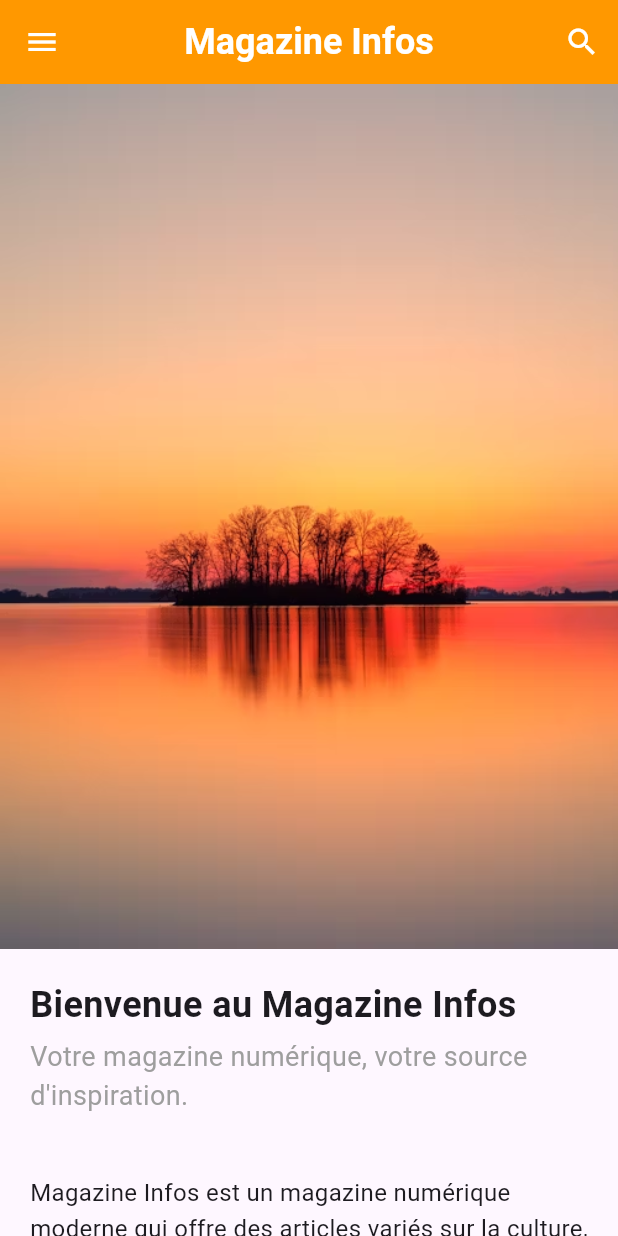
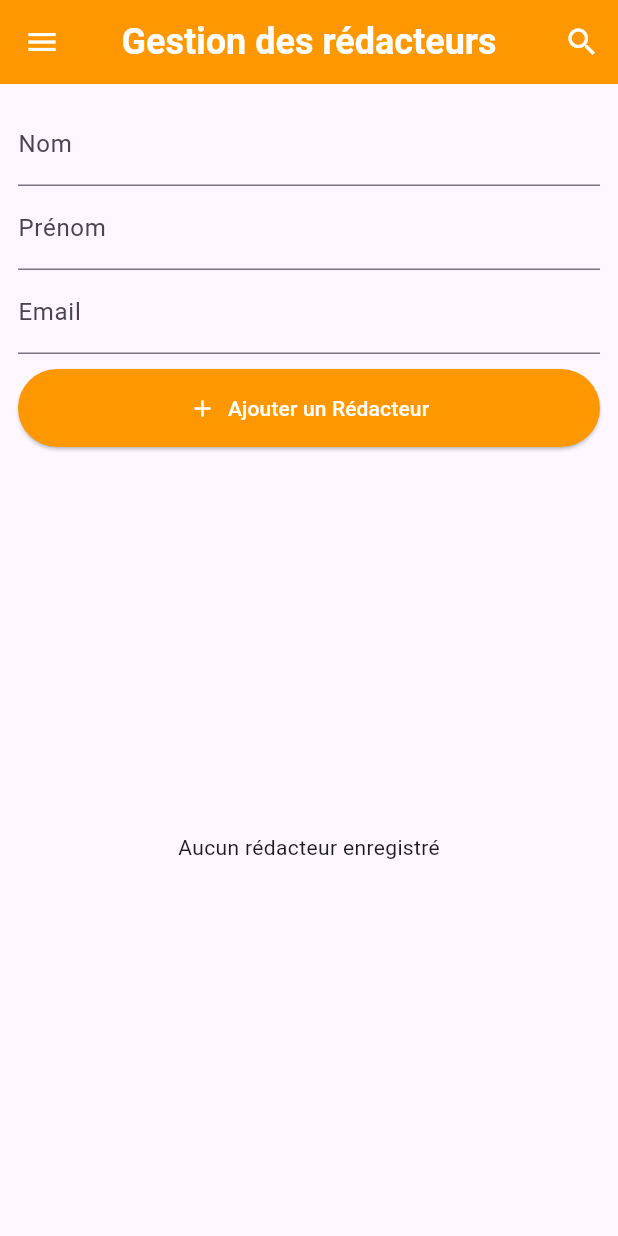
Before and after one commit to Tchoutouo/MobDevActivity, a Flutter app: the screen it shows after launch, on a phone screen of 412 x 824 dp. Run offline on Flutter 3.47's test engine with Material 3 defaults, Android fonts, the phone set to English and light mode, and no system bars; our stand-ins replace sqflite; accounts and stored records are empty.

Commit message:
activité semaine 5

```diff
--- a/lib/main.dart
+++ b/lib/main.dart
@@ -1,30 +1,21 @@
 import 'package:flutter/material.dart';
+import 'database_manager.dart';
+import 'modele/Redacteur.dart';
 
 void main() {
-  runApp(const MonAppli());
+  runApp(const MonApplication());
 }
 
-class MonAppli extends StatelessWidget {
-  const MonAppli({super.key});
+class MonApplication extends StatelessWidget {
+  const MonApplication({super.key});
 
   @override
   Widget build(BuildContext context) {
     return MaterialApp(
-      title: 'Magazine',
-      home: PageAccueil(),
-      debugShowCheckedModeBanner: false,
-    );
-  }
-}
-
-class PageAccueil extends StatelessWidget {
-  const PageAccueil({super.key});
-
-  @override
-  Widget build(BuildContext context) {
-    return Scaffold(
-      appBar: AppBar(
-        title: const Text('Magazine Infos',
+      title: 'Gestion des rédacteurs',
+      home: Scaffold(
+        appBar: AppBar(
+          title: const Text('Gestion des rédacteurs',
           style: TextStyle(
             fontFamily: 'Roboto',
             fontSize: 24,
@@ -44,148 +35,193 @@ class PageAccueil extends StatelessWidget {
             onPressed: () {},
           ),
         ],
+        ),
+        body: const RedacteurInterface(),
       ),
-      body: const SingleChildScrollView(
-        child: Column(
-          crossAxisAlignment: CrossAxisAlignment.start,
-          children: [
-            Image(
-              image: AssetImage('assets/images/magazineInfo.png'),
-              fit: BoxFit.cover,
-              width: double.infinity,
-            ),
-            PartieTitre(),
-            PartieTexte(),
-            PartieIcone(),
-            PartieRubrique(),
-          ],
-        ),
-      ),
+      debugShowCheckedModeBanner: false,
     );
   }
 }
 
-class PartieTitre extends StatelessWidget {
-  const PartieTitre({super.key});
+class RedacteurInterface extends StatefulWidget {
+  const RedacteurInterface({super.key});
 
   @override
-  Widget build(BuildContext context) {
-    return Container(
-      width: double.infinity,
-      padding: const EdgeInsets.all(20),
-      child: Column(
-        crossAxisAlignment: CrossAxisAlignment.start,
-        children: [
-          Text(
-            "Bienvenue au Magazine Infos",
-            style: TextStyle(fontSize: 24, fontWeight: FontWeight.bold),
+  State<RedacteurInterface> createState() => _RedacteurInterfaceState();
+}
+
+class _RedacteurInterfaceState extends State<RedacteurInterface> {
+  final _nomController = TextEditingController();
+  final _prenomController = TextEditingController();
+  final _emailController = TextEditingController();
+
+  List<Redacteur> redacteurs = [];
+
+  @override
+  void initState() {
+    super.initState();
+    _loadRedacteurs();
+  }
+
+  /// Charger tous les rédacteurs depuis la base
+  Future<void> _loadRedacteurs() async {
+    final data = await DatabaseManager.instance.getAllRedacteurs();
+    setState(() {
+      redacteurs = data;
+    });
+  }
+
+  /// Ajouter un rédacteur
+  Future<void> _addRedacteur() async {
+    if (_nomController.text.isEmpty ||
+        _prenomController.text.isEmpty ||
+        _emailController.text.isEmpty) {
+      return;
+    }
+
+    final redacteur = Redacteur(
+      nom: _nomController.text,
+      prenom: _prenomController.text,
+      email: _emailController.text,
+    );
+
+    await DatabaseManager.instance.insertRedacteur(redacteur);
+
+    _nomController.clear();
+    _prenomController.clear();
+    _emailController.clear();
+
+    _loadRedacteurs();
+  }
+
+  /// Modifier un rédacteur
+  Future<void> _editRedacteur(Redacteur redacteur) async {
+    final nomController = TextEditingController(text: redacteur.nom);
+    final prenomController = TextEditingController(text: redacteur.prenom);
+    final emailController = TextEditingController(text: redacteur.email);
+
+    await showDialog(
+      context: context,
+      builder: (ctx) => AlertDialog(
+        title: const Text("Modifier Rédacteur"),
+        content: Column(
+          mainAxisSize: MainAxisSize.min,
+          children: [
+            TextField(controller: nomController, decoration: const InputDecoration(labelText: "Nouveau Nom"), style: TextStyle(color: Colors.blue),),
+            TextField(controller: prenomController, decoration: const InputDecoration(labelText: "Nouveau Prénom"), style: TextStyle(color: Colors.blue),),
+            TextField(controller: emailController, decoration: const InputDecoration(labelText: "Nouveau Email"), style: TextStyle(color: Colors.blue),),
+          ],
+        ),
+        actions: [
+          TextButton(
+            child: const Text("Annuler", style: TextStyle(color: Colors.blue)),
+            onPressed: () => Navigator.pop(ctx),
           ),
-          SizedBox(height: 5),
-          Text(
-            "Votre magazine numérique, votre source d'inspiration.",
-            style: TextStyle(fontSize: 18, color: Colors.grey),
-          ),
+          ElevatedButton(
+            child: const Text("Enregistrer", style: TextStyle(color: Colors.blue)),
+            onPressed: () async {
+              final updated = Redacteur(
+                id: redacteur.id,
+                nom: nomController.text,
+                prenom: prenomController.text,
+                email: emailController.text,
+              );
+
+              await DatabaseManager.instance.updateRedacteur(updated);
+
+              Navigator.pop(ctx);
+              _loadRedacteurs();
+            },
+          )
         ],
       ),
     );
   }
-}
 
-
-class PartieTexte extends StatelessWidget {
-  const PartieTexte({super.key});
-
-  @override
-  Widget build(BuildContext context) {
-    return Container(
-      padding: const EdgeInsets.all(20),
-      child: const Text(
-        "Magazine Infos est un magazine numérique moderne qui offre "
-        "des articles variés sur la culture, la presse et la mode. "
-        "Son objectif est de donner aux lecteurs un accès simple et "
-        "rapide à des contenus intéressants et enrichissants.",
-        style: TextStyle(fontSize: 16, height: 1.5),
-      ),
-    );
-  }
-}
-
-
-class PartieIcone extends StatelessWidget {
-  const PartieIcone({super.key});
-
-  @override
-  Widget build(BuildContext context) {
-    return Container(
-      padding: const EdgeInsets.only(bottom: 10),
-      child: const Row(
-        mainAxisAlignment: MainAxisAlignment.spaceEvenly,
-        children: [
-          _IconeItem(icon: Icons.phone, label: "TEL"),
-          _IconeItem(icon: Icons.email, label: "MAIL"),
-          _IconeItem(icon: Icons.share, label: "PARTAGE"),
+  /// Supprimer un rédacteur
+  Future<void> _deleteRedacteur(Redacteur redacteur) async {
+    await showDialog(
+      context: context,
+      builder: (ctx) => AlertDialog(
+        title: const Text("Supprimer Rédacteur"),
+        content: Text("Voulez-vous vraiment supprimer ${redacteur.nom} ${redacteur.prenom} ?"),
+        actions: [
+          TextButton(
+            child: const Text("Annuler"),
+            onPressed: () => Navigator.pop(ctx),
+          ),
+          ElevatedButton(
+            style: ElevatedButton.styleFrom(backgroundColor: Colors.red),
+            child: const Text("Supprimer"),
+            onPressed: () async {
+              await DatabaseManager.instance.deleteRedacteur(redacteur.id!);
+              Navigator.pop(ctx);
+              _loadRedacteurs();
+            },
+          )
         ],
       ),
     );
   }
-}
-
-// Widget réutilisable pour chaque icône
-class _IconeItem extends StatelessWidget {
-  final IconData icon;
-  final String label;
-
-  const _IconeItem({required this.icon, required this.label});
 
   @override
   Widget build(BuildContext context) {
-    return Column(
-      children: [
-        Icon(icon, color: Colors.pink, size: 30),
-        const SizedBox(height: 5),
-        Text(
-          label,
-          style: const TextStyle(
-            color: Colors.pink,
-            fontWeight: FontWeight.bold,
-          ),
+    return  Padding(
+        padding: const EdgeInsets.all(12.0),
+        child: Column(
+          children: [
+            TextField(controller: _nomController, decoration: const InputDecoration(labelText: "Nom")),
+            TextField(controller: _prenomController, decoration: const InputDecoration(labelText: "Prénom")),
+            TextField(controller: _emailController, decoration: const InputDecoration(labelText: "Email")),
+            const SizedBox(height: 10),
+
+            SizedBox(
+              width: double.infinity, // largeur max
+              child: ElevatedButton.icon(
+                icon: const Icon(Icons.add, color: Colors.white),
+                style: ButtonStyle(
+                  backgroundColor: MaterialStateProperty.all(Colors.orange),
+                  padding: MaterialStateProperty.all(const EdgeInsets.symmetric(vertical: 16)), // optionnel : augmente la hauteur
+                ),
+                label: const Text(
+                  "Ajouter un Rédacteur",
+                  style: TextStyle(color: Colors.white),
+                ),
+                onPressed: _addRedacteur,
+              ),
+            ),
+            const SizedBox(height: 20),
+            Expanded(
+              child: redacteurs.isEmpty
+                  ? const Center(child: Text("Aucun rédacteur enregistré"))
+                  : ListView.builder(
+                      itemCount: redacteurs.length,
+                      itemBuilder: (context, index) {
+                        final r = redacteurs[index];
+                        return Card(
+                          child: ListTile(
+                            title: Text("${r.nom} ${r.prenom}"),
+                            subtitle: Text(r.email),
+                            trailing: Row(
+                              mainAxisSize: MainAxisSize.min,
+                              children: [
+                                IconButton(
+                                  icon: const Icon(Icons.delete, color: Colors.red),
+                                  onPressed: () => _deleteRedacteur(r),
+                                ),
+                                IconButton(
+                                  icon: const Icon(Icons.edit, color: Colors.grey),
+                                  onPressed: () => _editRedacteur(r),
+                                ),
+                              ],
+                            ),
+                          ),
+                        );
+                      },
+                    ),
+            )
+          ],
         ),
-      ],
-    );
+      );
   }
 }
-
-
-class PartieRubrique extends StatelessWidget {
-  const PartieRubrique({super.key});
-
-  @override
-  Widget build(BuildContext context) {
-    return Container(
-      padding: const EdgeInsets.symmetric(horizontal: 20, vertical: 10),
-      child: Row(
-        mainAxisAlignment: MainAxisAlignment.spaceEvenly,
-        children: [
-          ClipRRect(
-            borderRadius: BorderRadius.circular(10),
-            child: Image.asset(
-              'assets/images/presse.png',
-              width: 150,
-              height: 100,
-              fit: BoxFit.cover,
-            ),
-          ),
-          ClipRRect(
-            borderRadius: BorderRadius.circular(10),
-            child: Image.asset(
-              'assets/images/mode.png',
-              width: 150,
-              height: 100,
-              fit: BoxFit.cover,
-            ),
-          ),
-        ],
-      ),
-    );
-  }
-}
--- /dev/null
+++ b/lib/modele/Redacteur.dart
@@ -0,0 +1,29 @@
+import 'package:sqflite/sqflite.dart';
+import 'package:path/path.dart';
+
+class Redacteur {
+  final int? id;
+  final String nom;
+  final String prenom;
+  final String email;
+
+  Redacteur({this.id, required this.nom, required this.prenom, required this.email});
+
+  Map<String, dynamic> toMap() {
+    return {
+      'id': id,
+      'nom': nom,
+      'prenom': prenom,
+      'email': email,
+    };
+  }
+
+  factory Redacteur.fromMap(Map<String, dynamic> map) {
+    return Redacteur(
+      id: map['id'],
+      nom: map['nom'],
+      prenom: map['prenom'],
+      email: map['email'],
+    );
+  }
+}
--- a/pubspec.yaml
+++ b/pubspec.yaml
@@ -34,6 +34,7 @@ dependencies:
   # The following adds the Cupertino Icons font to your application.
   # Use with the CupertinoIcons class for iOS style icons.
   cupertino_icons: ^1.0.8
+  path: ^1.9.1
 
 dev_dependencies:
   flutter_test:
```
Also changed, not shown: lib/database_manager.dart (added, +67 -0 lines), lib/modele/Utilisateur.dart (+5 -5 lines), pubspec.lock.
